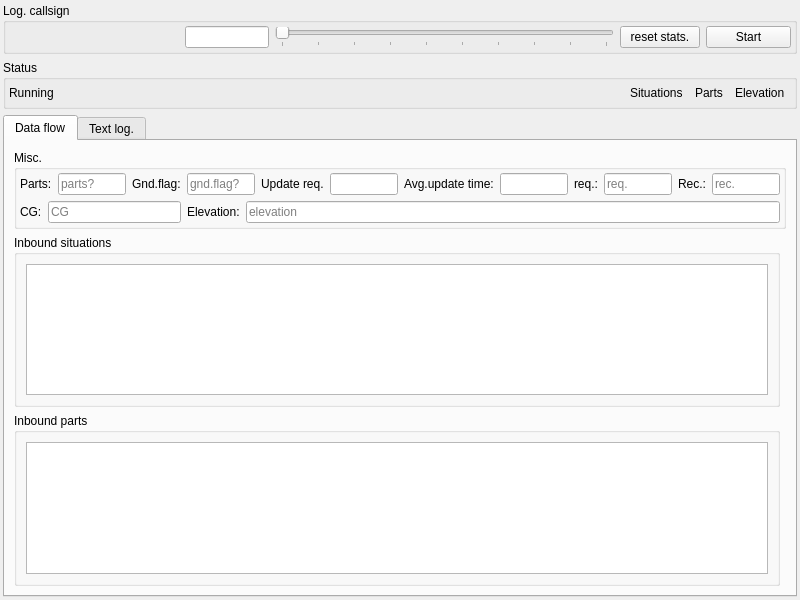
This is src/blackgui/components/interpolationlogdisplay.ui in swift-project/pilotclient as Qt 5 draws it before an edit. The edited form follows.
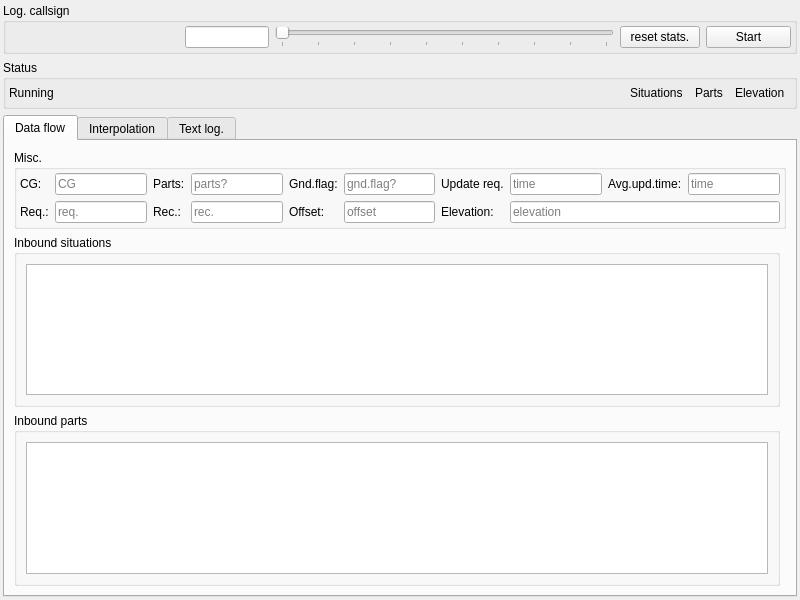
This is the edited form. Custom widgets are drawn as their Qt base class.

Commit message:
Ref T270, interpolation log improvements
* last interpolation tab
* display scenery offset
* UI formatting
* using COverlayMessagesFrame

```diff
--- a/src/blackgui/components/interpolationlogdisplay.ui
+++ b/src/blackgui/components/interpolationlogdisplay.ui
@@ -205,7 +205,7 @@
          <property name="title">
           <string>Misc.</string>
          </property>
-         <layout class="QVBoxLayout" name="vl_Misc" stretch="0,0">
+         <layout class="QGridLayout" name="gl_Misc">
           <property name="leftMargin">
            <number>3</number>
           </property>
@@ -218,29 +218,47 @@
           <property name="bottomMargin">
            <number>3</number>
           </property>
-          <item>
-           <widget class="QFrame" name="fr_Misc1">
-            <layout class="QHBoxLayout" name="hl_Misc1">
-             <property name="leftMargin">
-              <number>0</number>
-             </property>
-             <property name="topMargin">
-              <number>0</number>
-             </property>
-             <property name="rightMargin">
-              <number>0</number>
-             </property>
-             <property name="bottomMargin">
-              <number>0</number>
-             </property>
-             <item>
+          <item row="0" column="7">
+           <widget class="QLineEdit" name="le_UpdateAircraftReqTimeMs">
+            <property name="readOnly">
+             <bool>true</bool>
+            </property>
+            <property name="placeholderText">
+             <string>time</string>
+            </property>
+           </widget>
+          </item>
+          <item row="0" column="6">
+           <widget class="QLabel" name="lbl_UpdateAircraftReqTime">
+            <property name="toolTip">
+             <string>update aircraft req.time</string>
+            </property>
+            <property name="text">
+             <string>Update req.</string>
+            </property>
+           </widget>
+          </item>
+          <item row="1" column="1">
+           <widget class="QLineEdit" name="le_ElevationReq">
+            <property name="toolTip">
+             <string>elevation requested</string>
+            </property>
+            <property name="readOnly">
+             <bool>true</bool>
+            </property>
+            <property name="placeholderText">
+             <string>req.</string>
+            </property>
+           </widget>
+          </item>
+          <item row="0" column="2">
               <widget class="QLabel" name="lbl_Parts">
                <property name="text">
                 <string>Parts:</string>
                </property>
               </widget>
              </item>
-             <item>
+          <item row="0" column="3">
               <widget class="QLineEdit" name="le_Parts">
                <property name="readOnly">
                 <bool>true</bool>
@@ -250,14 +268,14 @@
                </property>
               </widget>
              </item>
-             <item>
-              <widget class="QLabel" name="lbl_GndFlag">
+          <item row="0" column="0">
+           <widget class="QLabel" name="lbl_CG">
                <property name="text">
-                <string>Gnd.flag:</string>
+             <string>CG:</string>
                </property>
               </widget>
              </item>
-             <item>
+          <item row="0" column="5">
               <widget class="QLineEdit" name="le_GndFlag">
                <property name="readOnly">
                 <bool>true</bool>
@@ -267,65 +285,21 @@
                </property>
               </widget>
              </item>
-             <item>
-              <widget class="QLabel" name="lbl_UpdateAircraftReqTime">
-               <property name="toolTip">
-                <string>update aircraft req.time</string>
-               </property>
+          <item row="0" column="4">
+           <widget class="QLabel" name="lbl_GndFlag">
                <property name="text">
-                <string>Update req.</string>
+             <string>Gnd.flag:</string>
                </property>
               </widget>
              </item>
-             <item>
-              <widget class="QLineEdit" name="le_UpdateAircraftReqTimeMs">
-               <property name="readOnly">
-                <bool>true</bool>
-               </property>
-              </widget>
-             </item>
-             <item>
-              <widget class="QLabel" name="lbl_AverageUpdateTime">
-               <property name="text">
-                <string>Avg.update time:</string>
-               </property>
-              </widget>
-             </item>
-             <item>
-              <widget class="QLineEdit" name="le_AvgUpdateTimeMs">
-               <property name="readOnly">
-                <bool>true</bool>
-               </property>
-              </widget>
-             </item>
-             <item>
+          <item row="1" column="0">
               <widget class="QLabel" name="lbl_ElevationRequested">
                <property name="text">
-                <string>req.:</string>
+             <string>Req.:</string>
                </property>
               </widget>
              </item>
-             <item>
-              <widget class="QLineEdit" name="le_ElevationReq">
-               <property name="toolTip">
-                <string>elevation requested</string>
-               </property>
-               <property name="readOnly">
-                <bool>true</bool>
-               </property>
-               <property name="placeholderText">
-                <string>req.</string>
-               </property>
-              </widget>
-             </item>
-             <item>
-              <widget class="QLabel" name="lbl_ElevationReceived">
-               <property name="text">
-                <string>Rec.:</string>
-               </property>
-              </widget>
-             </item>
-             <item>
+          <item row="1" column="3">
               <widget class="QLineEdit" name="le_ElevationRec">
                <property name="toolTip">
                 <string>elevation received</string>
@@ -338,32 +312,24 @@
                </property>
               </widget>
              </item>
-            </layout>
+          <item row="0" column="9">
+           <widget class="QLineEdit" name="le_AvgUpdateTimeMs">
+            <property name="readOnly">
+             <bool>true</bool>
+            </property>
+            <property name="placeholderText">
+             <string>time</string>
+            </property>
            </widget>
           </item>
-          <item>
-           <widget class="QFrame" name="fr_Misc2">
-            <layout class="QHBoxLayout" name="hl_Misc2" stretch="0,1,0,4">
-             <property name="leftMargin">
-              <number>0</number>
-             </property>
-             <property name="topMargin">
-              <number>0</number>
-             </property>
-             <property name="rightMargin">
-              <number>0</number>
-             </property>
-             <property name="bottomMargin">
-              <number>0</number>
-             </property>
-             <item>
-              <widget class="QLabel" name="lbl_CG">
+          <item row="0" column="8">
+           <widget class="QLabel" name="lbl_AverageUpdateTime">
                <property name="text">
-                <string>CG:</string>
+             <string>Avg.upd.time:</string>
                </property>
               </widget>
              </item>
-             <item>
+          <item row="0" column="1">
               <widget class="QLineEdit" name="le_CG">
                <property name="readOnly">
                 <bool>true</bool>
@@ -373,14 +339,14 @@
                </property>
               </widget>
              </item>
-             <item>
-              <widget class="QLabel" name="lbl_Elevation">
+          <item row="1" column="2">
+           <widget class="QLabel" name="lbl_ElevationReceived">
                <property name="text">
-                <string>Elevation:</string>
+             <string>Rec.:</string>
                </property>
               </widget>
              </item>
-             <item>
+          <item row="1" column="7" colspan="3">
               <widget class="QLineEdit" name="le_Elevation">
                <property name="readOnly">
                 <bool>true</bool>
@@ -390,7 +356,28 @@
                </property>
               </widget>
              </item>
-            </layout>
+          <item row="1" column="6">
+           <widget class="QLabel" name="lbl_Elevation">
+            <property name="text">
+             <string>Elevation:</string>
+            </property>
+           </widget>
+          </item>
+          <item row="1" column="5">
+           <widget class="QLineEdit" name="le_SceneryOffset">
+            <property name="readOnly">
+             <bool>true</bool>
+            </property>
+            <property name="placeholderText">
+             <string>offset</string>
+            </property>
+           </widget>
+          </item>
+          <item row="1" column="4">
+           <widget class="QLabel" name="label">
+            <property name="text">
+             <string>Offset:</string>
+            </property>
            </widget>
           </item>
          </layout>
@@ -420,6 +407,104 @@
        </item>
       </layout>
      </widget>
+     <widget class="QWidget" name="tb_Interpolation">
+      <attribute name="title">
+       <string>Interpolation</string>
+      </attribute>
+      <layout class="QVBoxLayout" name="vl_Interpolation" stretch="0,2,1,1">
+       <property name="leftMargin">
+        <number>4</number>
+       </property>
+       <property name="topMargin">
+        <number>4</number>
+       </property>
+       <property name="rightMargin">
+        <number>4</number>
+       </property>
+       <property name="bottomMargin">
+        <number>4</number>
+       </property>
+       <item alignment="Qt::AlignRight">
+        <widget class="QPushButton" name="pb_GetLastInterpolation">
+         <property name="text">
+          <string> last interpolation </string>
+         </property>
+        </widget>
+       </item>
+       <item>
+        <widget class="QGroupBox" name="gb_LastSituation">
+         <property name="title">
+          <string>Situation</string>
+         </property>
+         <layout class="QVBoxLayout" name="vl_LastSituation">
+          <property name="leftMargin">
+           <number>3</number>
+          </property>
+          <property name="topMargin">
+           <number>3</number>
+          </property>
+          <property name="rightMargin">
+           <number>3</number>
+          </property>
+          <property name="bottomMargin">
+           <number>3</number>
+          </property>
+          <item>
+           <widget class="QTextEdit" name="te_LastInterpolatedSituation"/>
+          </item>
+         </layout>
+        </widget>
+       </item>
+       <item>
+        <widget class="QGroupBox" name="gb_Changes">
+         <property name="title">
+          <string>Changes</string>
+         </property>
+         <layout class="QVBoxLayout" name="vl_Changes">
+          <property name="leftMargin">
+           <number>3</number>
+          </property>
+          <property name="topMargin">
+           <number>3</number>
+          </property>
+          <property name="rightMargin">
+           <number>3</number>
+          </property>
+          <property name="bottomMargin">
+           <number>3</number>
+          </property>
+          <item>
+           <widget class="QTextEdit" name="te_SituationChange"/>
+          </item>
+         </layout>
+        </widget>
+       </item>
+       <item>
+        <widget class="QGroupBox" name="gb_Parts">
+         <property name="title">
+          <string>Parts</string>
+         </property>
+         <layout class="QVBoxLayout" name="vl_Parts">
+          <property name="leftMargin">
+           <number>3</number>
+          </property>
+          <property name="topMargin">
+           <number>3</number>
+          </property>
+          <property name="rightMargin">
+           <number>3</number>
+          </property>
+          <property name="bottomMargin">
+           <number>3</number>
+          </property>
+          <item>
+           <widget class="QTextEdit" name="te_LastInterpolatedParts"/>
+          </item>
+         </layout>
+        </widget>
+       </item>
+      </layout>
+     </widget>
      <widget class="QWidget" name="tb_TextLog">
       <attribute name="title">
        <string>Text log.</string>
```
Left out of the diff: 19 changed lines with no effect on the pictures. Lines whose indentation alone changed are shown as unchanged. The commit also changes 2 other files.
